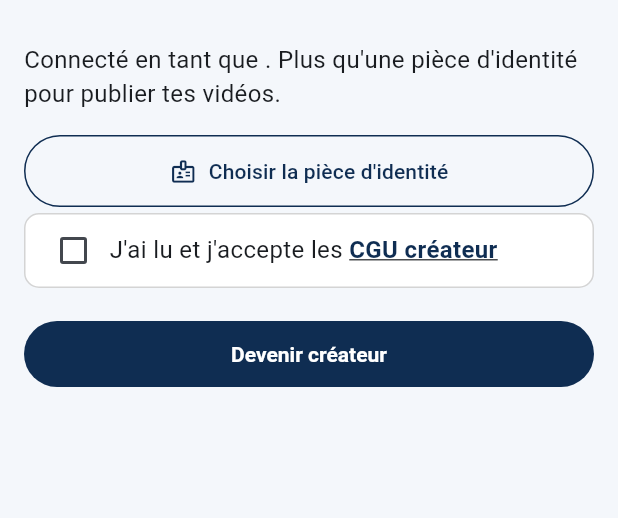
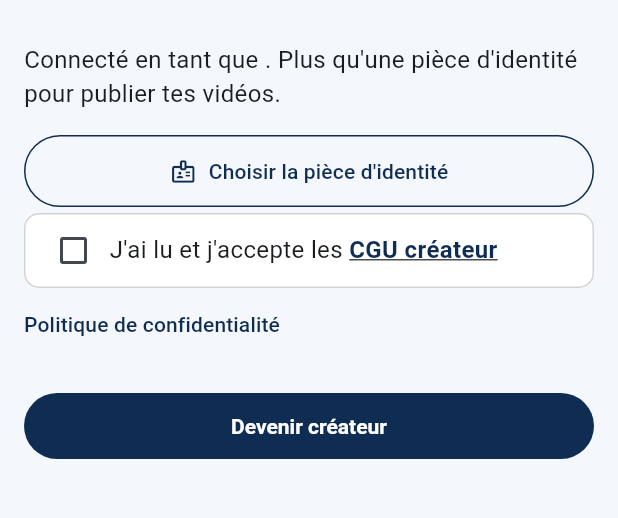
Before and after one commit to Sabake75/streammali, a Flutter app: the _UpgradeToCreatorScreen screen opened directly, on a phone screen of 412 x 824 dp, the part 174-692 px from its top. Run offline on Flutter 3.47's test engine with Material 3 defaults, Android fonts, the phone set to English and light mode, and no system bars; our stand-ins replace chewie, country_code_picker, file_picker, sentry_flutter, shared_preferences, video_player and 1 more; missing offline and left inert: phone_numbers_parser; accounts and stored records are empty; network calls fail.

Commit message:
Rend la politique de confidentialité accessible depuis l'app (pas seulement le store)
Le Play Store exige une URL de politique de confidentialité dans Play
Console, mais attend aussi qu'elle soit atteignable depuis l'app elle-même
— jusqu'ici seules les CGU (consentement à l'inscription) l'étaient. Ajoute
un lien "Politique de confidentialité" sur les deux écrans d'inscription
(avant même la création du compte, puisque des données personnelles y sont
déjà saisies) via un nouveau PrivacyPolicyLink réutilisable.

TermsWebViewScreen (déjà utilisé pour les CGU) accepte maintenant
showAcceptButton: false pour une simple lecture (bouton "Fermer" seul) au
lieu du flux accepter/refuser propre au consentement d'inscription.

Co-Authored-By: Claude Sonnet 5 <noreply@anthropic.com>
Claude-Session: https://claude.ai/code/session_01LBube2xPNFucfKAAVwcswy

```diff
--- a/apps/mobile/lib/screens/register_creator_screen.dart
+++ b/apps/mobile/lib/screens/register_creator_screen.dart
@@ -7,6 +7,7 @@ import '../services/auth_controller.dart';
 import '../widgets/app_logo.dart';
 import '../widgets/phone_number_field.dart';
 import '../widgets/pin_code_field.dart';
+import '../widgets/privacy_policy_link.dart';
 import '../widgets/terms_checkbox.dart';
 import 'creator_screen.dart';
 
@@ -120,6 +121,7 @@ class _UpgradeToCreatorScreenState extends State<_UpgradeToCreatorScreen> {
               termsUrl: '${ApiClient.webBaseUrl}/cgu-createur',
               linkLabel: 'CGU créateur',
             ),
+            const PrivacyPolicyLink(),
             if (_error != null) ...[
               const SizedBox(height: 12),
               Text(_error!, style: const TextStyle(color: Colors.red)),
@@ -259,6 +261,7 @@ class _FullRegistrationScreenState extends State<_FullRegistrationScreen> {
                 termsUrl: '${ApiClient.webBaseUrl}/cgu-createur',
                 linkLabel: 'CGU créateur',
               ),
+              const PrivacyPolicyLink(),
               if (_error != null) ...[
                 const SizedBox(height: 12),
                 Text(_error!, style: const TextStyle(color: Colors.red)),
--- a/apps/mobile/lib/screens/register_screen.dart
+++ b/apps/mobile/lib/screens/register_screen.dart
@@ -5,6 +5,7 @@ import '../services/auth_controller.dart';
 import '../widgets/app_logo.dart';
 import '../widgets/phone_number_field.dart';
 import '../widgets/pin_code_field.dart';
+import '../widgets/privacy_policy_link.dart';
 import '../widgets/terms_checkbox.dart';
 import 'register_creator_screen.dart';
 import 'video_detail_screen.dart';
@@ -108,6 +109,7 @@ class _RegisterScreenState extends State<RegisterScreen> {
                 onChanged: (value) => setState(() => _termsAccepted = value),
                 termsUrl: '${ApiClient.webBaseUrl}/cgu-spectateur',
               ),
+              const PrivacyPolicyLink(),
               if (_error != null) ...[
                 const SizedBox(height: 12),
                 Text(_error!, style: const TextStyle(color: Colors.red)),
--- /dev/null
+++ b/apps/mobile/lib/widgets/privacy_policy_link.dart
@@ -0,0 +1,34 @@
+import 'package:flutter/material.dart';
+
+import '../screens/terms_webview_screen.dart';
+import '../services/api_client.dart';
+
+/// Small link to the privacy policy (web app page, shown in-app via
+/// [TermsWebViewScreen]) — used wherever we collect personal data (signup)
+/// or from the account menu, since a store-listing URL alone isn't enough:
+/// Play Store also expects it to be reachable from inside the app.
+class PrivacyPolicyLink extends StatelessWidget {
+  const PrivacyPolicyLink({super.key});
+
+  @override
+  Widget build(BuildContext context) {
+    return Align(
+      alignment: Alignment.centerLeft,
+      child: TextButton(
+        style: TextButton.styleFrom(padding: EdgeInsets.zero, minimumSize: const Size(0, 32)),
+        onPressed: () {
+          Navigator.of(context).push(
+            MaterialPageRoute(
+              builder: (context) => TermsWebViewScreen(
+                url: '${ApiClient.webBaseUrl}/politique-de-confidentialite',
+                title: 'Politique de confidentialité',
+                showAcceptButton: false,
+              ),
+            ),
+          );
+        },
+        child: const Text('Politique de confidentialité'),
+      ),
+    );
+  }
+}
```
Also changed, not shown: apps/mobile/lib/screens/terms_webview_screen.dart (+22 -7 lines).
